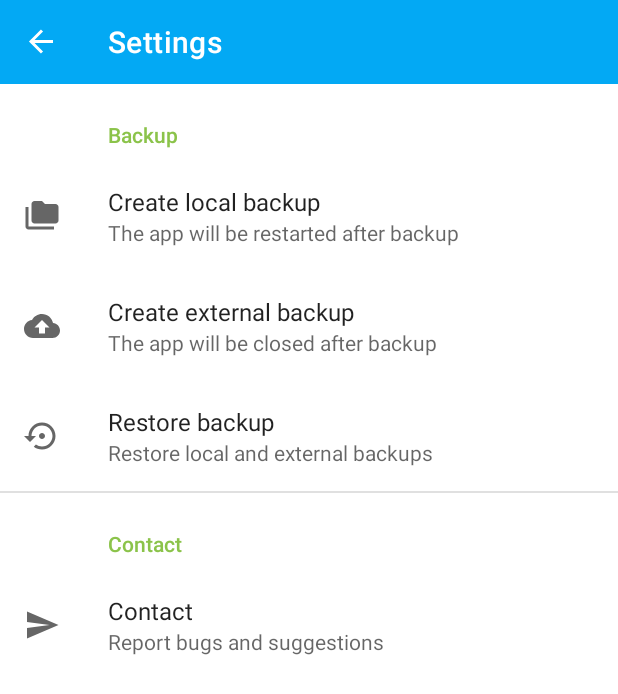
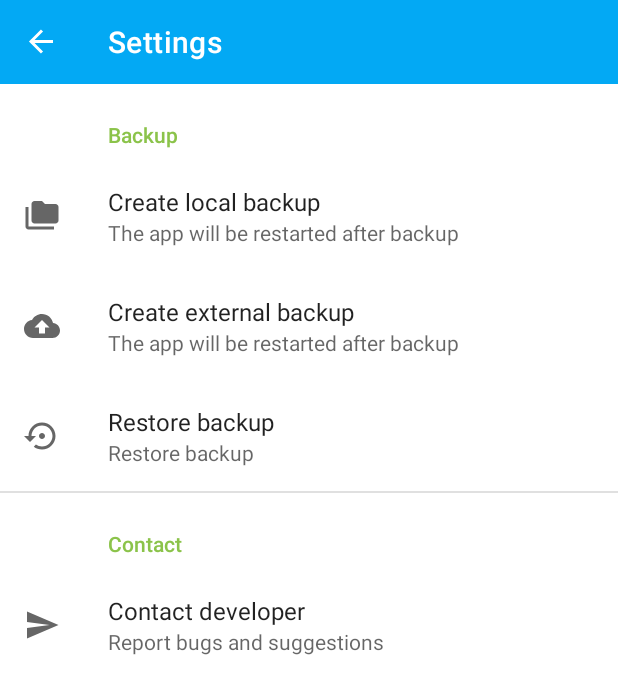
Before and after one commit to miguelamacias/MileageApp, an Android app: the SettingsFragment screen opened through its navigation route, on a phone screen of 412 x 824 dp. Shown: the top 694 px of the screen. Run offline under Robolectric (Android 15) with nearby library versions, the phone set to English and light mode, and no system bars; our stand-ins replace Room's generated code, androidx.preference, navigation-ui; libraries missing offline, so code that uses them is left out: de.raphaelebner.roomdatabasebackup; 6 statements that could not run were skipped.

Commit message:
Version 1.2-Alpha02 - External backup fixed
-External backup functionality should be working now
-New strings localized to Spanish

```diff
--- a/app/src/main/java/com/macisdev/mileageapp/SettingsFragment.kt
+++ b/app/src/main/java/com/macisdev/mileageapp/SettingsFragment.kt
@@ -1,10 +1,13 @@
 package com.macisdev.mileageapp
 
+import android.app.Activity
 import android.content.Intent
 import android.os.Bundle
 import android.view.LayoutInflater
 import android.view.View
 import android.view.ViewGroup
+import androidx.activity.result.ActivityResultLauncher
+import androidx.activity.result.contract.ActivityResultContracts
 import androidx.core.content.FileProvider
 import androidx.preference.Preference
 import androidx.preference.PreferenceFragmentCompat
@@ -17,6 +20,21 @@ import java.net.URLConnection
 
 class SettingsFragment : PreferenceFragmentCompat() {
 	private lateinit var roomBackup: RoomBackup
+	private lateinit var resultLauncher: ActivityResultLauncher<Intent>
+	override fun onCreate(savedInstanceState: Bundle?) {
+		super.onCreate(savedInstanceState)
+
+		resultLauncher = registerForActivityResult(ActivityResultContracts.StartActivityForResult()) {
+			val restartIntent = Intent(requireContext(), MainActivity::class.java)
+
+			restartIntent.addFlags(Intent.FLAG_ACTIVITY_NEW_TASK)
+			requireActivity().startActivity(restartIntent)
+			if (context is Activity) {
+				(context as Activity).finish()
+			}
+			Runtime.getRuntime().exit(0)
+		}
+	}
 
 	override fun onCreatePreferences(savedInstanceState: Bundle?, rootKey: String?) {
 		setPreferencesFromResource(R.xml.root_preferences, rootKey)
@@ -144,16 +162,9 @@ class SettingsFragment : PreferenceFragmentCompat() {
 
 							showToast(R.string.backup_created)
 
-							view?.postDelayed(
-								{
-									restartApp(
-										Intent.createChooser(
-											intentShareBackup,
-											this@SettingsFragment.getString(R.string.save_backup)
-										)
-									)
-								}, 1000
-							)
+							resultLauncher.launch(Intent.createChooser(
+								intentShareBackup,
+								this@SettingsFragment.getString(R.string.save_backup)))
 						}
 					} else {
 						showToast(R.string.backup_error)
--- a/app/src/main/res/values/strings.xml
+++ b/app/src/main/res/values/strings.xml
@@ -1,5 +1,5 @@
 <resources>
-    <string name="app_version" translatable="false">v1.2-Alpha01</string>
+    <string name="app_version" translatable="false">v1.2-Alpha02</string>
     <string name="kilometres_label">Kilometres:</string>
     <string name="kms_label">KMs:</string>
     <string name="kilometres_km">KM</string>
@@ -90,12 +90,11 @@
     <string name="backup_restored">Backup restored successfully</string>
     <string name="external_backup_subject">MileageTRAK app backup</string>
     <string name="external_backup_text">Backup file for MileageTRAK app</string>
-    <string name="save_backup">Save backup</string>
-    <string name="local_backup_summary">The app will be restarted after backup</string>
-    <string name="external_backup_summary">The app will be closed after backup</string>
-    <string name="restore_backup_summary">Restore local and external backups</string>
+    <string name="save_backup">Save backup…</string>
+    <string name="backup_summary">The app will be restarted after backup</string>
+    <string name="restore_backup_summary">Restore backup</string>
     <string name="contact">Contact</string>
-    <string name="contact_developer">Contact</string>
+    <string name="contact_developer">Contact developer</string>
     <string name="contact_developer_summary">Report bugs and suggestions</string>
     <string name="backup_error">There was an problem while processing the backup, please try again.</string>
 
--- a/app/src/main/res/xml/root_preferences.xml
+++ b/app/src/main/res/xml/root_preferences.xml
@@ -6,12 +6,12 @@
         <Preference
                 app:key="create_local_backup"
                 app:title="@string/create_local_backup"
-                app:summary="@string/local_backup_summary"
+                app:summary="@string/backup_summary"
                 app:icon="@drawable/ic_folder_copy_24" />
         <Preference
                 app:key="create_external_backup"
                 app:title="@string/create_external_backup"
-                app:summary="@string/external_backup_summary"
+                app:summary="@string/backup_summary"
                 app:icon="@drawable/ic_backup_24" />
 
         <Preference
```
Also changed, not shown: app/src/main/res/layout/fragment_add_mileage.xml (+6 -3 lines), 1 other file.
